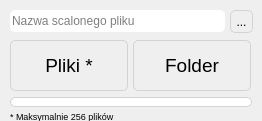
First picture: the form in mergedialog.ui, repository RStravinsky/PdfFinder, before the edit.
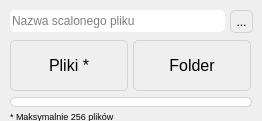
Second picture: the form after the edit. Icons and pictures are not drawn.

```diff
--- a/mergedialog.ui
+++ b/mergedialog.ui
@@ -65,7 +65,7 @@
    <property name="font">
     <font>
      <family>Arial</family>
-     <pointsize>14</pointsize>
+     <pointsize>12</pointsize>
     </font>
    </property>
    <property name="styleSheet">
@@ -96,8 +96,8 @@
    </property>
    <property name="iconSize">
     <size>
-     <width>36</width>
-     <height>36</height>
+     <width>16</width>
+     <height>16</height>
     </size>
    </property>
    <property name="default">
@@ -181,7 +181,7 @@
    <property name="font">
     <font>
      <family>Arial</family>
-     <pointsize>14</pointsize>
+     <pointsize>12</pointsize>
     </font>
    </property>
    <property name="styleSheet">
@@ -212,8 +212,8 @@
    </property>
    <property name="iconSize">
     <size>
-     <width>42</width>
-     <height>42</height>
+     <width>16</width>
+     <height>16</height>
     </size>
    </property>
   </widget>
```
